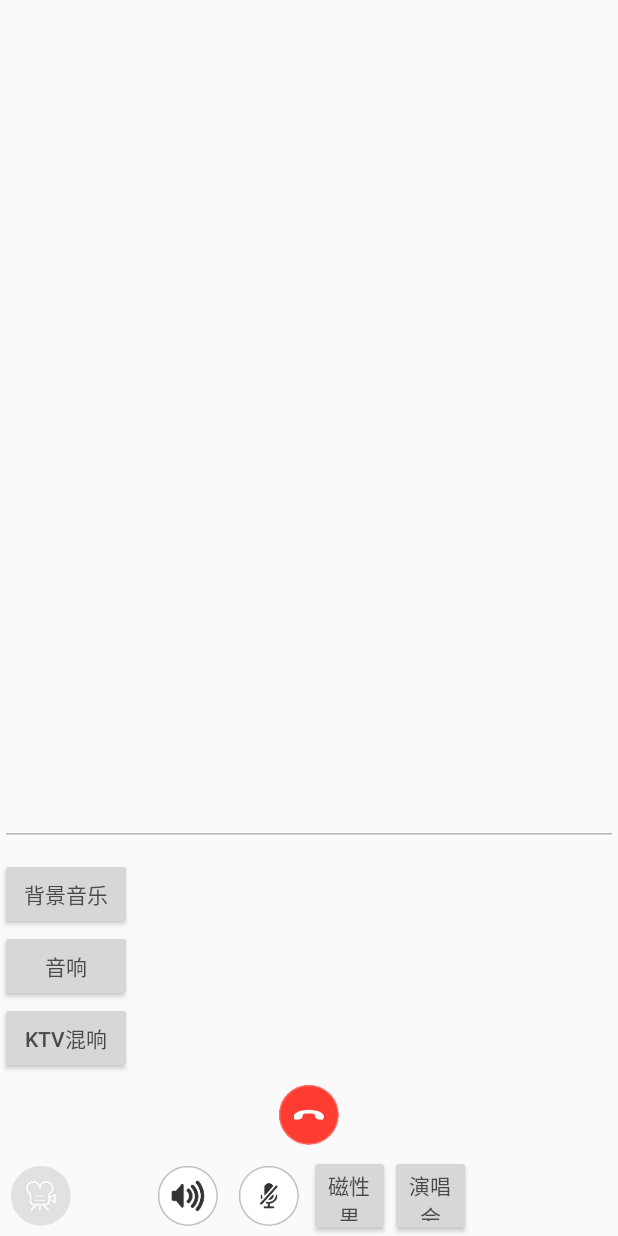
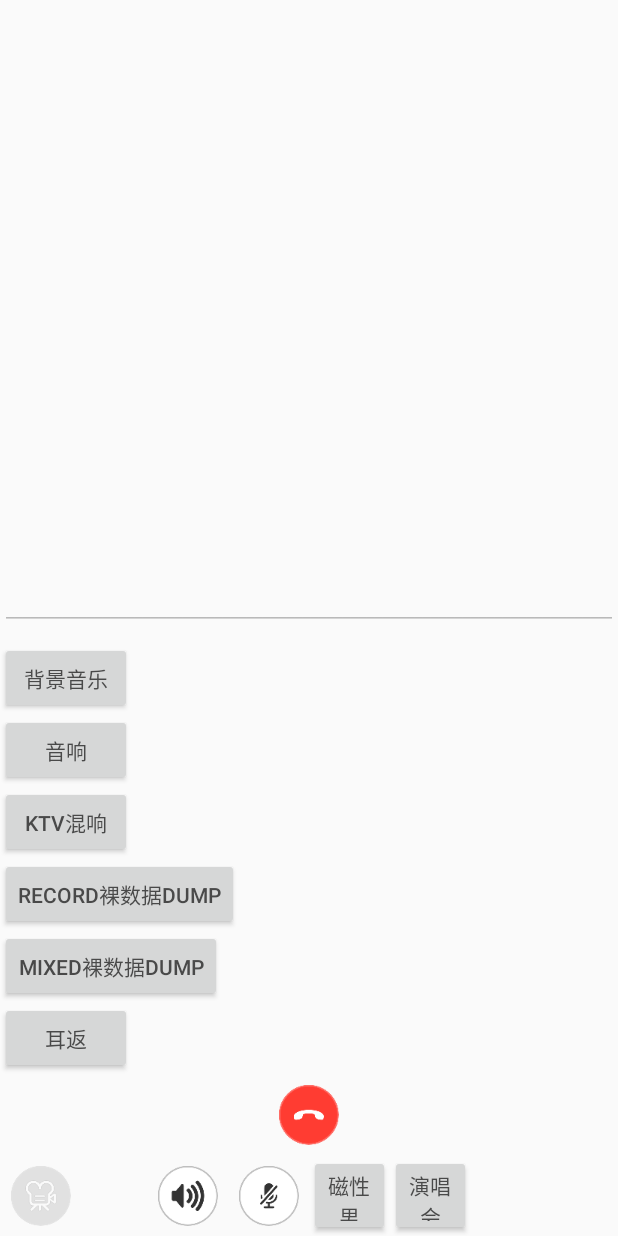
Before and after one commit to longxinlx/rtedemo, an Android app: the LiveRoomActivity screen opened directly, with no data from a screen before it, on a phone screen of 412 x 824 dp. Run offline under Robolectric (Android 15) with nearby library versions, the light colour scheme and no system bars; libraries missing offline, so code that uses them is left out: org.slf4j; 2 statements that could not run were skipped.

Commit message:
add raw data test
Android UI button test funtion

```diff
--- a/OpenLive-Voice-Only-Android/app/src/main/java/io/agora/openlive/voice/only/model/MyEngineEventHandler.java
+++ b/OpenLive-Voice-Only-Android/app/src/main/java/io/agora/openlive/voice/only/model/MyEngineEventHandler.java
@@ -1,15 +1,15 @@
 package io.agora.openlive.voice.only.model;
 
 import android.content.Context;
-
-import io.agora.rtc2.IRtcEngineEventHandler;
-import io.agora.rtc2.RtcEngine;
 
 import org.slf4j.Logger;
 import org.slf4j.LoggerFactory;
 
 import java.util.Iterator;
 import java.util.concurrent.ConcurrentHashMap;
+
+import io.agora.rtc2.IRtcEngineEventHandler;
+import io.agora.rtc2.RtcEngine;
 
 public class MyEngineEventHandler {
     public MyEngineEventHandler(Context ctx, EngineConfig config) {
--- a/OpenLive-Voice-Only-Android/app/src/main/java/io/agora/openlive/voice/only/ui/LiveRoomActivity.java
+++ b/OpenLive-Voice-Only-Android/app/src/main/java/io/agora/openlive/voice/only/ui/LiveRoomActivity.java
@@ -2,10 +2,11 @@ package io.agora.openlive.voice.only.ui;
 
 import android.content.Intent;
 import android.graphics.PorterDuff;
-import android.media.AudioManager;
 import android.os.Bundle;
+import android.os.Environment;
 import android.os.Handler;
 import android.os.Message;
+import android.util.Log;
 import android.view.Menu;
 import android.view.MenuItem;
 import android.view.View;
@@ -20,6 +21,10 @@ import android.widget.TextView;
 import org.slf4j.Logger;
 import org.slf4j.LoggerFactory;
 
+import java.io.File;
+import java.io.FileNotFoundException;
+import java.io.IOException;
+import java.io.RandomAccessFile;
 import java.nio.ByteBuffer;
 
 import io.agora.openlive.voice.only.R;
@@ -27,9 +32,9 @@ import io.agora.openlive.voice.only.model.AGEventHandler;
 import io.agora.openlive.voice.only.model.ConstantApp;
 import io.agora.rtc2.Constants;
 import io.agora.rtc2.IAudioEffectManager;
+import io.agora.rtc2.IAudioFrameObserver;
 import io.agora.rtc2.IRtcEngineEventHandler;
 import io.agora.rtc2.RtcEngine;
-import io.agora.rtc2.IAudioFrameObserver;
 
 public class LiveRoomActivity extends BaseActivity implements AGEventHandler ,IAudioFrameObserver{
 
@@ -41,6 +46,13 @@ public class LiveRoomActivity extends BaseActivity implements AGEventHandler ,IA
     private volatile boolean mAudioMixing = false;
     private volatile boolean mPlayEffect = false;
     private volatile boolean mKTV = false;
+    private volatile boolean mOnRecord = false;
+    private volatile boolean mOnMixed = false;
+    private volatile boolean mEar = false;
+    public static String SDCARD_DIR;
+    private RandomAccessFile randomAccessFileForOnRecord;
+    private RandomAccessFile randomAccessFileForOnMixed;
+    private boolean isRecording = true;
 
     private volatile int mAudioRouting = -1; // Default
 
@@ -48,6 +60,8 @@ public class LiveRoomActivity extends BaseActivity implements AGEventHandler ,IA
     protected void onCreate(Bundle savedInstanceState) {
         super.onCreate(savedInstanceState);
         setContentView(R.layout.activity_live_room);
+        createPcmFile(RECORD_FILE);
+        createPcmFile(ONMIXED_FILE);
     }
 
     @Override
@@ -211,6 +225,7 @@ public class LiveRoomActivity extends BaseActivity implements AGEventHandler ,IA
         super.onBackPressed();
 
         log.info("onBackPressed");
+        stopRecordDraft(LiveRoomActivity.RECORD_FILE);
         worker().getRtcEngine().registerAudioFrameObserver(null);
         quitCall();
     }
@@ -406,6 +421,51 @@ public class LiveRoomActivity extends BaseActivity implements AGEventHandler ,IA
         }
     }
 
+    public void  onRecordClicked (View view) {
+        android.util.Log.v("longxin","onRecordClicked");
+
+        Button iv = (Button) view;
+        mOnRecord = !mOnRecord;
+        if (mOnRecord) {
+            iv.setTextColor(getResources().getColor(R.color.agora_blue));
+
+            isRecording = true;
+        } else {
+            iv.setTextColor(getResources().getColor(R.color.dark_black));
+            isRecording = false;
+
+        }
+    }
+
+    public void  onMixedClicked (View view) {
+        android.util.Log.v("longxin","onMixedClicked");
+
+        Button iv = (Button) view;
+        mOnMixed = !mOnMixed;
+        if (mOnMixed) {
+            iv.setTextColor(getResources().getColor(R.color.agora_blue));
+
+            isRecording = true;
+        } else {
+            iv.setTextColor(getResources().getColor(R.color.dark_black));
+            isRecording = false;
+        }
+    }
+
+    public void  onEarMonitoringClicked (View view) {
+        android.util.Log.v("longxin","onEarMonitoringClicked");
+
+        Button iv = (Button) view;
+        mEar = !mEar;
+        if (mEar) {
+            iv.setTextColor(getResources().getColor(R.color.agora_blue));
+            worker().getRtcEngine().enableInEarMonitoring(true);
+        } else {
+            iv.setTextColor(getResources().getColor(R.color.dark_black));
+            worker().getRtcEngine().enableInEarMonitoring(false);
+        }
+    }
+
     @Override
     public void onJoinChannelSuccess(String channel, final int uid, int elapsed) {
         String msg = "onJoinChannelSuccess " + channel + " " + (uid & 0xFFFFFFFFL) + " " + elapsed;
@@ -416,7 +476,7 @@ public class LiveRoomActivity extends BaseActivity implements AGEventHandler ,IA
 //        worker().getRtcEngine().startAudioMixing("/sdcard/audio_leftbigrightsmall.wav",false,false,-1);
 //        worker().getRtcEngine().adjustAudioMixingPublishVolume(10);
 //        worker().getRtcEngine().adjustRecordingSignalVolume(200);
-          worker().getRtcEngine().enableInEarMonitoring(true);
+
 //        worker().getRtcEngine().setLocalVoiceChanger(Constants.GENERAL_BEAUTY_VOICE_MALE_MAGNETIC);//语聊美声:磁性(男)。此枚举为男声定制化 效果，不不适⽤用于⼥女女声。若⼥女女声使⽤用此⾳音效设 置，则⾳音频可能会产⽣生失真。
 //        worker().getRtcEngine().setLocalVoiceChanger(Constants.GENERAL_BEAUTY_VOICE_FEMALE_FRESH);//语聊美声:清新(⼥女女)。此枚举为⼥女女声定制化 效果，不不适⽤用于男声。若男声使⽤用此⾳音效设 置，则⾳音频可能会产⽣生失真。
 //        worker().getRtcEngine().setLocalVoiceChanger(Constants.GENERAL_BEAUTY_VOICE_FEMALE_VITALITY);//语聊美声:活⼒力力(⼥女女)。此枚举为⼥女女声定制化 效果，不不适⽤用于男声。若男声使⽤用此⾳音效设 置，则⾳音频可能会产⽣生失真。
@@ -544,8 +604,9 @@ public class LiveRoomActivity extends BaseActivity implements AGEventHandler ,IA
     }
 
     @Override
-    public boolean onRecordAudioFrame(int i, int i1, int i2, int i3, int i4, ByteBuffer byteBuffer, long l, int i5) {
-//        android.util.Log.v("longxin","onRecordAudioFrame");
+    public boolean onRecordAudioFrame(int type, int samplesPerChannel, int bytesPerSample,
+                                      int channels, int samplesPerSec, ByteBuffer buffer, long renderTimeMs, int avsync_type) {
+        startRecord(buffer,LiveRoomActivity.RECORD_FILE);
         return false;
     }
 
@@ -557,8 +618,67 @@ public class LiveRoomActivity extends BaseActivity implements AGEventHandler ,IA
 
     @Override
     public boolean onMixedAudioFrame(int i, int i1, int i2, int i3, int i4, ByteBuffer byteBuffer, long l, int i5) {
-        android.util.Log.v("longxin","onMixedAudioFrame");
+//        android.util.Log.v("longxin","onMixedAudioFrame");
+
         return false;
+    }
+
+    private static String RECORD_FILE = "testRecordSave.pcm";
+    private static String PLAYBACK_FILE = "testPlayBackSave.pcm";
+    private static String PLAYBACK_BEFORE_MIXING_FILE = "testPlayBackBeforeMixingSave.pcm";
+    private static String ONMIXED_FILE = "testMixedSave.pcm";
+    private void createPcmFile(String name){
+
+        SDCARD_DIR = Environment.getExternalStorageDirectory().getAbsolutePath();
+        if (SDCARD_DIR == null || SDCARD_DIR.equals("")) {
+            SDCARD_DIR = "";
+        }
+        File tmpFile = new File(SDCARD_DIR, name);
+        if(tmpFile.exists()) tmpFile.delete();
+        try {
+            if(LiveRoomActivity.RECORD_FILE.equals(name)) {
+                randomAccessFileForOnRecord = new RandomAccessFile(tmpFile, "rw");
+            } else if (LiveRoomActivity.ONMIXED_FILE.equals(name)) {
+                randomAccessFileForOnMixed = new RandomAccessFile(tmpFile, "rw");
+            }
+
+        } catch (FileNotFoundException e) {
+            e.printStackTrace();
+        }
+    }
+
+    private void startRecord(ByteBuffer byteBuffer,String name) {
+        if (isRecording) {
+            try {
+                if(LiveRoomActivity.RECORD_FILE.equals(name)) {
+                    randomAccessFileForOnRecord.write(bytebuffer2ByteArray(byteBuffer));
+                } else if (LiveRoomActivity.ONMIXED_FILE.equals(name)) {
+                    randomAccessFileForOnMixed.write(bytebuffer2ByteArray(byteBuffer));
+                }
+            } catch (IOException e) {
+                e.printStackTrace();
+            }
+        }
+    }
+    private void stopRecordDraft(String name) {//演绎结束后调用，记录当前演绎信息
+        try {
+            if(LiveRoomActivity.RECORD_FILE.equals(name) && randomAccessFileForOnRecord != null) {
+                randomAccessFileForOnRecord.close();
+            } else if (LiveRoomActivity.ONMIXED_FILE.equals(name) && randomAccessFileForOnMixed != null) {
+                randomAccessFileForOnMixed.close();
+            }
+            isRecording = false;
+        } catch (IOException e) {
+            e.printStackTrace();
+        }
+    }
+
+    public static byte[] bytebuffer2ByteArray(ByteBuffer buffer) {
+        int len = buffer.limit() - buffer.position();
+        byte[] bytes = new byte[len];
+        buffer.get(bytes);
+        Log.e("AgoraManager", bytes.length + "");
+        return bytes;
     }
 
     @Override
--- a/OpenLive-Voice-Only-Android/app/src/main/res/layout/activity_live_room.xml
+++ b/OpenLive-Voice-Only-Android/app/src/main/res/layout/activity_live_room.xml
@@ -55,6 +55,33 @@
                 android:onClick="onAudioKTVClicked"
                 android:scaleType="center"
                 android:text="KTV混响"
+                android:textColor="@color/dark_black"/>
+
+            <Button
+                android:id="@id/onRecord"
+                android:layout_width="wrap_content"
+                android:layout_height="match_parent"
+                android:onClick="onRecordClicked"
+                android:scaleType="center"
+                android:text="record裸数据dump"
+                android:textColor="@color/dark_black"/>
+
+            <Button
+                android:id="@id/onMixed"
+                android:layout_width="wrap_content"
+                android:layout_height="match_parent"
+                android:onClick="onMixedClicked"
+                android:scaleType="center"
+                android:text="mixed裸数据dump"
+                android:textColor="@color/dark_black"/>
+
+            <Button
+                android:id="@id/EarMonitoring"
+                android:layout_width="wrap_content"
+                android:layout_height="match_parent"
+                android:onClick="onEarMonitoringClicked"
+                android:scaleType="center"
+                android:text="耳返"
                 android:textColor="@color/dark_black"/>
 
         </io.agora.propeller.ui.AGLinearLayout>
--- a/OpenLive-Voice-Only-Android/app/src/main/res/values/ids.xml
+++ b/OpenLive-Voice-Only-Android/app/src/main/res/values/ids.xml
@@ -8,4 +8,8 @@
     <item name="audioMixing" type="id" />
     <item name="playeffect" type="id" />
     <item name="ktv" type="id" />
+    <item name="onRecord" type="id" />
+    <item name="onMixed" type="id" />
+    <item name="EarMonitoring" type="id" />
+
 </resources>
```
Also changed, not shown: 2 other files.
